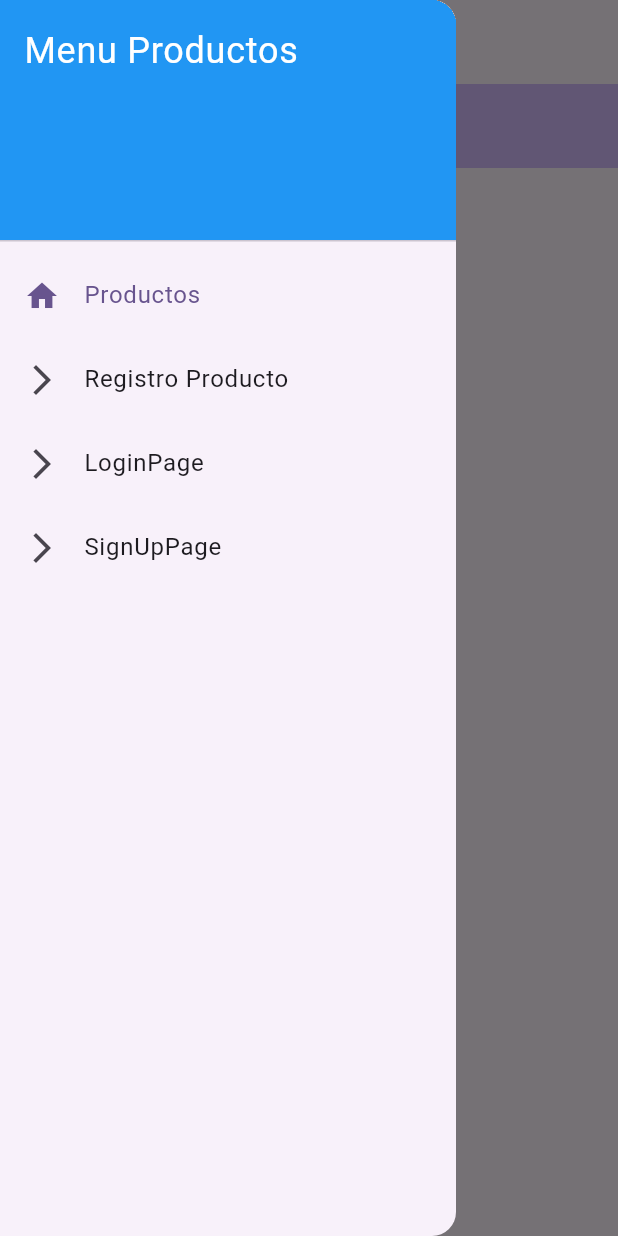
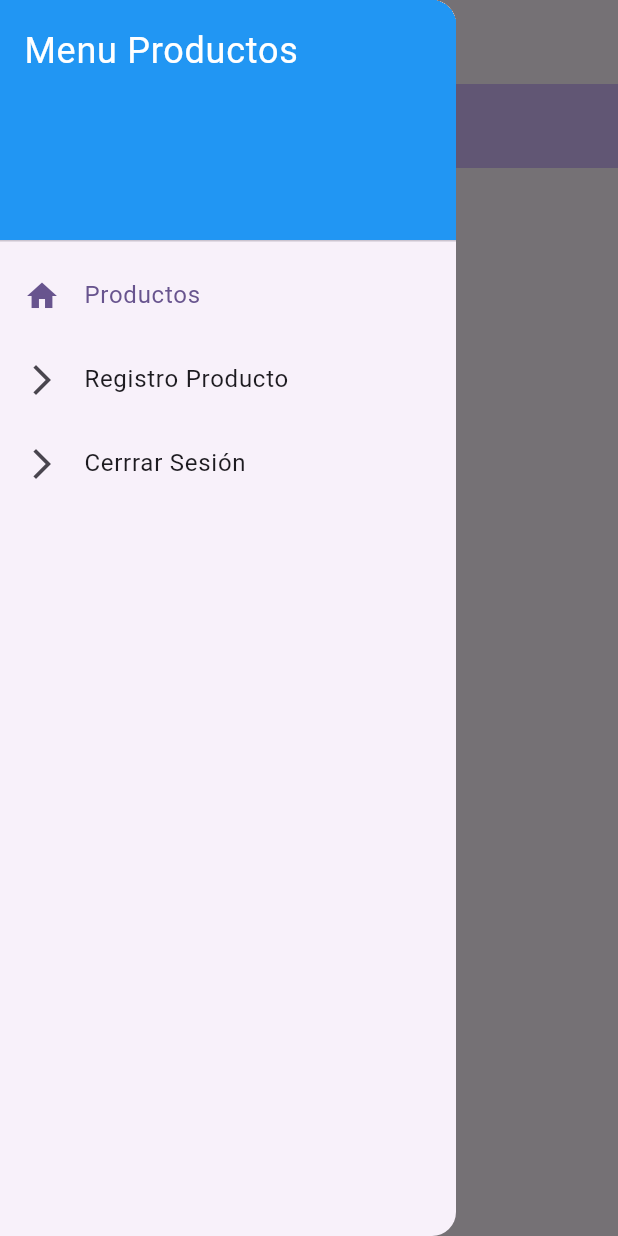
Before and after one commit to levi1405/eval2_sis21a, a Flutter app: the MyHomePage screen opened directly, with the side drawer open, on a phone screen of 412 x 824 dp. Run offline on Flutter 3.47's test engine with Material 2 defaults, Android fonts, the phone set to English and light mode, and no system bars; our stand-ins replace cloud_firestore, firebase_auth, firebase_core; accounts and stored records are empty; network calls fail.

Commit message:
arregaldo de la funcion login

```diff
--- a/lib/main.dart
+++ b/lib/main.dart
@@ -1,4 +1,5 @@
 import 'package:eval2_sis21a/views/home.dart';
+import 'package:eval2_sis21a/views/login_page.dart';
 import 'package:firebase_core/firebase_core.dart';
 import 'package:flutter/material.dart';
 
@@ -24,8 +25,9 @@ class MyApp extends StatelessWidget {
         colorScheme: ColorScheme.fromSeed(seedColor: Colors.deepPurple),
         useMaterial3: true,
       ),
-      home:  MyHomePage(),
+      home:  LoginPage(),
     );
+
 
 
   }
--- a/lib/views/home.dart
+++ b/lib/views/home.dart
@@ -21,8 +21,8 @@ class _MyHomePageState extends State<MyHomePage> {
     switch (pos){
       case 0: return Pantalla(title: "Lista de Productos",style: TextStyle(),);
       case 1: return Registro();
-      case 2: return LoginPage();
-      case 3: return SignUpPage();
+      case 2: return ();
+      // case 3: return SignUpPage();
 
 
     }
@@ -76,19 +76,19 @@ class _MyHomePageState extends State<MyHomePage> {
             ListTile(
               selected: (2==_item),
               leading: Icon(Icons.arrow_forward_ios),
-              title: Text('LoginPage'),
+              title: Text('Cerrrar Sesión'),
               onTap: (){
                 setItemDrawer(2);
               },
             ),
-            ListTile(
-              selected: (3==_item),
-           leading: Icon(Icons.arrow_forward_ios),
-                title: Text('SignUpPage'),
-              onTap: (){
-                setItemDrawer(3);
-              },
-            ),
+          //   ListTile(
+          //     selected: (3==_item),
+          //  leading: Icon(Icons.arrow_forward_ios),
+          //       title: Text('SignUpPage'),
+          //     onTap: (){
+          //       setItemDrawer(3);
+          //     },
+          //   ),
 
           ],
         ),
```
Also changed, not shown: lib/views/login_page.dart (+13 -11 lines), lib/views/sign_up_auth.dart (+8 -5 lines).
